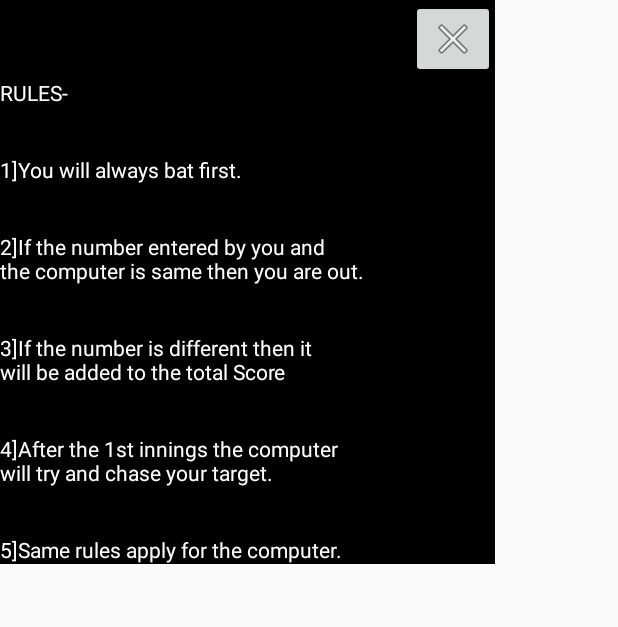
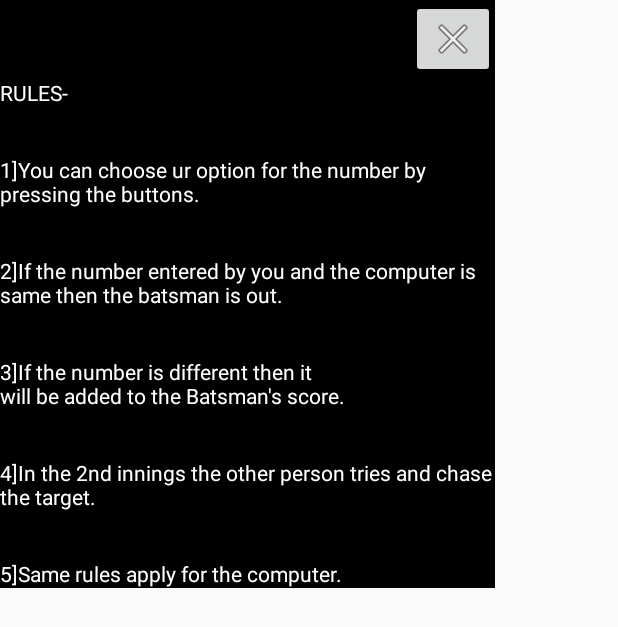
Before and after one commit to Armaan4477/HandCricket-MiniProject, an Android app: the layout activity_2.xml on its own in the app's theme, with its tools: preview values and no code run, on a phone screen of 412 x 824 dp. Shown: the top 627 px of the screen. Run offline under Robolectric (Android 15) with nearby library versions, the phone set to English and light mode, and no system bars.

Commit message:
Updated rules and fixed bug

```diff
--- a/app/src/main/res/layout/activity_2.xml
+++ b/app/src/main/res/layout/activity_2.xml
@@ -26,27 +26,27 @@
         android:layout_width="match_parent"
         android:textColor="@color/white"
         android:layout_height="match_parent"
-        android:text="\n\n1]You will always bat first." />
+        android:text="\n\n1]You can choose ur option for the number by pressing the buttons." />
 
     <TextView
         android:id="@+id/textView5"
         android:layout_width="match_parent"
         android:textColor="@color/white"
         android:layout_height="match_parent"
-        android:text="\n\n2]If the number entered by you and \nthe computer is same then you are out." />
+        android:text="\n\n2]If the number entered by you and the computer is same then the batsman is out." />
 
     <TextView
         android:id="@+id/textView9"
         android:layout_width="match_parent"
         android:textColor="@color/white"
         android:layout_height="match_parent"
-        android:text="\n\n3]If the number is different then it \nwill be added to the total Score"/>
+        android:text="\n\n3]If the number is different then it \nwill be added to the Batsman's score."/>
     <TextView
         android:id="@+id/textView7"
         android:textColor="@color/white"
         android:layout_width="match_parent"
         android:layout_height="match_parent"
-        android:text="\n\n4]After the 1st innings the computer \nwill try and chase your target." />
+        android:text="\n\n4]In the 2nd innings the other person tries and chase the target." />
 
     <TextView
         android:id="@+id/textView8"
```
